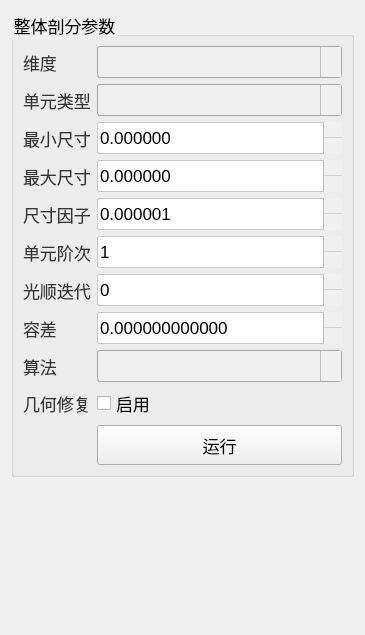
First picture: the form in plugins/Base_Mesh/MeshGlobalMeshingWidget.ui, repository asd977/base_cae, before the edit.
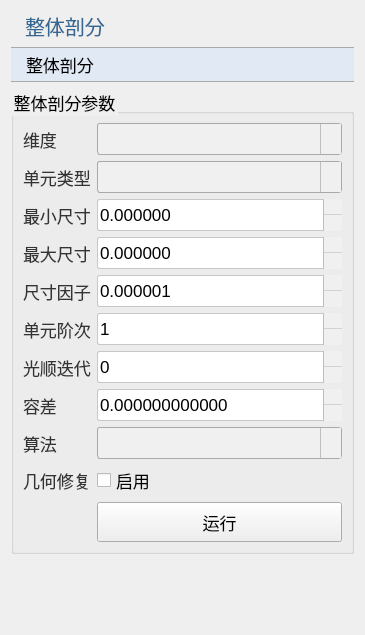
Second picture: the form after the edit. Icons and pictures are not drawn.

What changed in the file:
```diff
--- a/plugins/Base_Mesh/MeshGlobalMeshingWidget.ui
+++ b/plugins/Base_Mesh/MeshGlobalMeshingWidget.ui
@@ -112,6 +112,20 @@
 </string>
   </property>
   <layout class="QVBoxLayout" name="verticalLayout">
+   <item>
+    <widget class="QLabel" name="pageNameLabel">
+     <property name="text">
+      <string>整体剖分</string>
+     </property>
+    </widget>
+   </item>
+   <item>
+    <widget class="QPushButton" name="pushButton">
+     <property name="text">
+      <string>整体剖分</string>
+     </property>
+    </widget>
+   </item>
    <item>
     <widget class="QGroupBox" name="groupParams">
      <property name="title">
```
